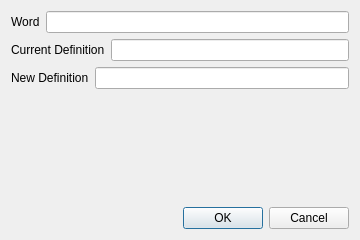
Before: the Qt Designer form dialogeditword.ui in sangpham2710/CS163-Project, drawn with Qt 5.
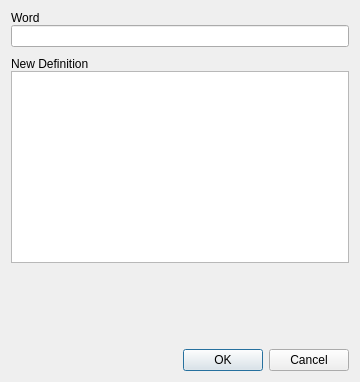
After: the same form once the commit is applied.

Commit message: add tab widget word definition and edit main window

```diff
--- a/dialogeditword.ui
+++ b/dialogeditword.ui
@@ -7,15 +7,31 @@
     <x>0</x>
     <y>0</y>
     <width>360</width>
-    <height>240</height>
+    <height>382</height>
    </rect>
   </property>
+  <property name="sizePolicy">
+   <sizepolicy hsizetype="Preferred" vsizetype="Expanding">
+    <horstretch>0</horstretch>
+    <verstretch>0</verstretch>
+   </sizepolicy>
+  </property>
   <property name="windowTitle">
    <string>Dialog</string>
   </property>
-  <layout class="QVBoxLayout" name="verticalLayout_2">
+  <layout class="QHBoxLayout" name="horizontalLayout">
    <item>
-    <layout class="QHBoxLayout" name="horizontalLayoutWord">
+    <layout class="QVBoxLayout" name="verticalLayoutParent">
+     <property name="spacing">
+      <number>0</number>
+     </property>
+     <item>
+      <layout class="QVBoxLayout" name="verticalLayoutEditWord" stretch="0,0,0">
+       <property name="spacing">
+        <number>0</number>
+       </property>
+       <item>
+        <layout class="QVBoxLayout" name="verticalLayoutWord">
      <item>
       <widget class="QLabel" name="labelWord">
        <property name="text">
@@ -29,23 +45,23 @@
     </layout>
    </item>
    <item>
-    <layout class="QHBoxLayout" name="horizontalLayoutCurrentDefinition">
-     <item>
-      <widget class="QLabel" name="labelCurrentDefinition">
-       <property name="text">
-        <string>Current Definition</string>
-       </property>
-      </widget>
+        <spacer name="verticalSpacer_2">
+         <property name="orientation">
+          <enum>Qt::Vertical</enum>
+         </property>
+         <property name="sizeType">
+          <enum>QSizePolicy::MinimumExpanding</enum>
+         </property>
+         <property name="sizeHint" stdset="0">
+          <size>
+           <width>20</width>
+           <height>10</height>
+          </size>
+         </property>
+        </spacer>
      </item>
      <item>
-      <widget class="QLineEdit" name="lineEditCurrentDefinition"/>
-     </item>
-    </layout>
-   </item>
-   <item>
-    <layout class="QVBoxLayout" name="verticalLayout">
-     <item>
-      <layout class="QHBoxLayout" name="horizontalLayout_3">
+        <layout class="QVBoxLayout" name="verticalLayoutNewDefinition">
        <item>
         <widget class="QLabel" name="labelNewDefinition">
          <property name="text">
@@ -54,27 +70,30 @@
         </widget>
        </item>
        <item>
-        <widget class="QLineEdit" name="lineEditNewDefinition"/>
+          <widget class="QTextEdit" name="textEditNewDefinition"/>
        </item>
       </layout>
      </item>
     </layout>
    </item>
    <item>
-    <spacer name="verticalSpacer">
+      <spacer name="verticalSpacer_3">
      <property name="orientation">
       <enum>Qt::Vertical</enum>
      </property>
+       <property name="sizeType">
+        <enum>QSizePolicy::MinimumExpanding</enum>
+       </property>
      <property name="sizeHint" stdset="0">
       <size>
        <width>20</width>
-       <height>40</height>
+         <height>20</height>
       </size>
      </property>
     </spacer>
    </item>
    <item>
-    <widget class="QDialogButtonBox" name="buttonBox">
+      <widget class="QDialogButtonBox" name="buttonBoxEditWord">
      <property name="orientation">
       <enum>Qt::Horizontal</enum>
      </property>
@@ -84,6 +103,8 @@
     </widget>
    </item>
   </layout>
+   </item>
+  </layout>
  </widget>
  <resources/>
  <connections>
```
Left out of the diff: 4 changed lines with no effect on the pictures. Lines whose indentation alone changed are shown as unchanged. The commit also changes 11 other files.
